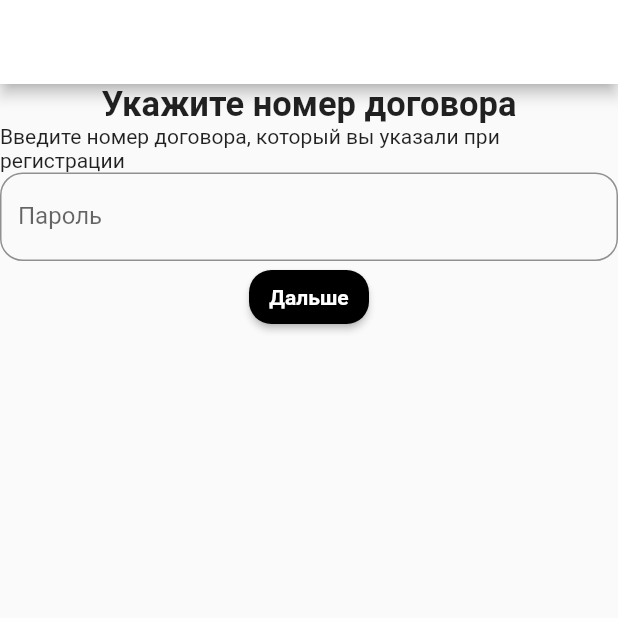
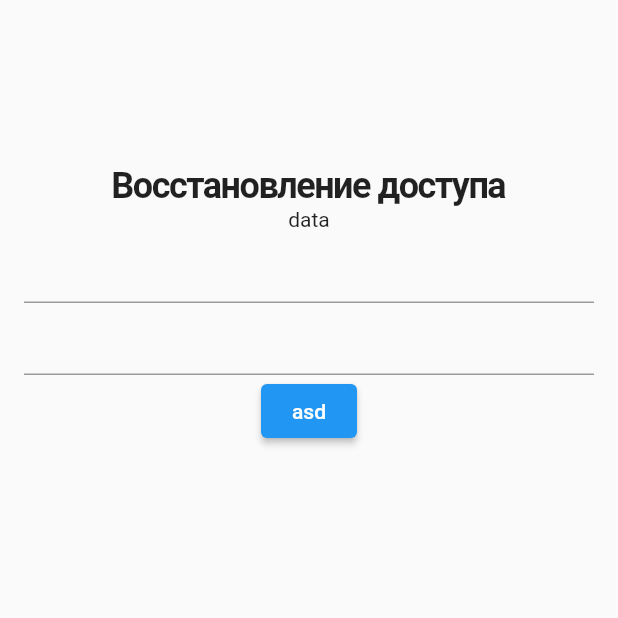
Before and after one commit to isaak330/flutter_komfortapp, a Flutter app: the recoveryPage1 screen opened directly, on a phone screen of 412 x 824 dp, the top half of it. Run offline on Flutter 3.47's test engine with Material 2 defaults, Android fonts, the phone set to English and light mode, and no system bars; our stand-ins replace dio, shared_preferences; accounts and stored records are empty; network calls fail.

Commit message:
coomit save

```diff
--- a/lib/authorise/authorise_page.dart
+++ b/lib/authorise/authorise_page.dart
@@ -24,7 +24,10 @@
                 child: Column(children: [
                   Text(
                     'Добро пожаловать!',
-                    style: TextStyle(fontWeight: FontWeight.w700, fontSize: 24),
+                    style: TextStyle(
+                        fontWeight: FontWeight.w700,
+                        fontSize: 24,
+                        letterSpacing: -1),
                   ),
                   SizedBox(
                     height: 8,
@@ -49,13 +52,12 @@
                   SizedBox(
                     height: 5,
                   ),
-                  Text(
-                    'интернета',
-                    style: TextStyle(
+                  Text('интернета',
+                      style: TextStyle(
                         fontWeight: FontWeight.w400,
                         fontSize: 14,
-                        color: Color(0xFF5D5F61)),
-                  )
+                        color: Colors.grey,
+                      ))
                 ]),
               ),
               SizedBox(height: 24),
@@ -67,12 +69,12 @@
                       labelText: 'Логин',
                       enabledBorder: OutlineInputBorder(
                           borderRadius: BorderRadius.all(Radius.circular(12)),
-                          borderSide: BorderSide(
-                              color: const Color.fromARGB(108, 0, 0, 0))),
+                          borderSide:
+                              BorderSide(color: const Color(0xFFE1E3E6))),
                       focusedBorder: OutlineInputBorder(
                           borderRadius: BorderRadius.all(Radius.circular(12)),
-                          borderSide:
-                              BorderSide(color: Color.fromARGB(108, 0, 0, 0)))),
+                          borderSide: BorderSide(
+                              color: Color.fromARGB(255, 108, 99, 255)))),
                 ),
               ),
               SizedBox(
@@ -86,12 +88,12 @@
                       labelText: 'Пароль',
                       enabledBorder: OutlineInputBorder(
                           borderRadius: BorderRadius.all(Radius.circular(12)),
-                          borderSide: BorderSide(
-                              color: const Color.fromARGB(108, 0, 0, 0))),
+                          borderSide:
+                              BorderSide(color: const Color(0xFFE1E3E6))),
                       focusedBorder: OutlineInputBorder(
                           borderRadius: BorderRadius.all(Radius.circular(12)),
-                          borderSide:
-                              BorderSide(color: Color.fromARGB(108, 0, 0, 0)))),
+                          borderSide: BorderSide(
+                              color: Color.fromARGB(255, 108, 99, 255)))),
                 ),
               ),
               SizedBox(
--- a/lib/authorise/recovery_page1.dart
+++ b/lib/authorise/recovery_page1.dart
@@ -4,50 +4,27 @@
   @override
   Widget build(BuildContext context) {
     return Scaffold(
-      appBar: AppBar(
-          backgroundColor: Colors.white,
-          title: Text('Восстановление доступа'),
-          leading: Builder(
-            builder: (BuildContext context) {
-              return IconButton(
-                  onPressed: () {}, icon: Icon(Icons.arrow_back_ios));
-            },
-          )),
       body: Form(
-          child: Column(
-        children: [
+          child: Container(
+        padding: EdgeInsets.fromLTRB(16, 110, 16, 16),
+        child: Column(children: [
           Text(
-            'Укажите номер договора',
-            style: TextStyle(fontWeight: FontWeight.bold, fontSize: 23),
+            'Восстановление доступа',
+            style: TextStyle(
+                fontWeight: FontWeight.w700, fontSize: 24, letterSpacing: -1),
           ),
-          Text('Введите номер договора, который вы указали при регистрации'),
-          TextFormField(
-            decoration: InputDecoration(
-                labelText: 'Пароль',
-                enabledBorder: OutlineInputBorder(
-                    borderRadius: BorderRadius.all(Radius.circular(15)),
-                    borderSide:
-                        BorderSide(color: const Color.fromARGB(108, 0, 0, 0))),
-                focusedBorder: OutlineInputBorder(
-                    borderRadius: BorderRadius.all(Radius.circular(15)),
-                    borderSide:
-                        BorderSide(color: Color.fromARGB(108, 0, 0, 0)))),
-          ),
+          SizedBox(),
+          Text('data'),
+          SizedBox(),
+          TextFormField(),
+          SizedBox(),
+          TextFormField(),
+          SizedBox(),
           ElevatedButton(
-            style: ElevatedButton.styleFrom(
-                padding: EdgeInsets.fromLTRB(10, 10, 10, 10),
-                shape: RoundedRectangleBorder(
-                    borderRadius: BorderRadius.circular(15)),
-                fixedSize: Size(80, 25),
-                backgroundColor: Color.fromARGB(255, 0, 0, 0)),
             onPressed: () {},
-            child: Text(
-              'Дальше',
-              style:
-                  TextStyle(fontWeight: FontWeight.bold, color: Colors.white),
-            ),
+            child: Text('asd'),
           )
-        ],
+        ]),
       )),
     );
   }
--- a/lib/main.dart
+++ b/lib/main.dart
@@ -1,6 +1,7 @@
 import 'package:flutter/material.dart';
 import 'package:flutter_komfortapp/authorise/authorise_page.dart';
 import 'package:flutter_komfortapp/authorise/isLoggedIn.dart';
+import 'package:flutter_komfortapp/authorise/recovery_page1.dart';
 import 'package:flutter_komfortapp/homeScreen.dart';
 
 void main() async => runApp(MyApp());
@@ -9,7 +10,7 @@
   @override
   Widget build(BuildContext context) {
     return MaterialApp(
-      home: authorisePage(),
+      home: recoveryPage1(),
       // getBoolValuesSF() == true ? HomeScreen() : authorisePage(),
     );
   }
```
